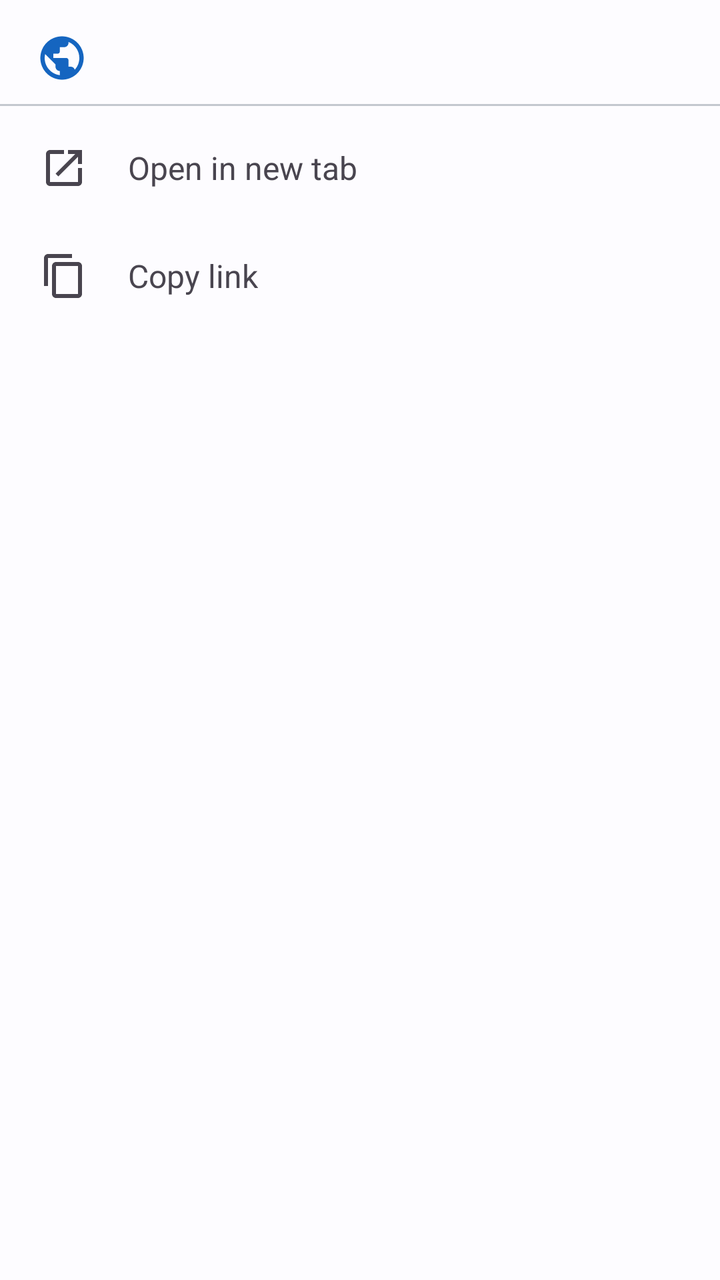
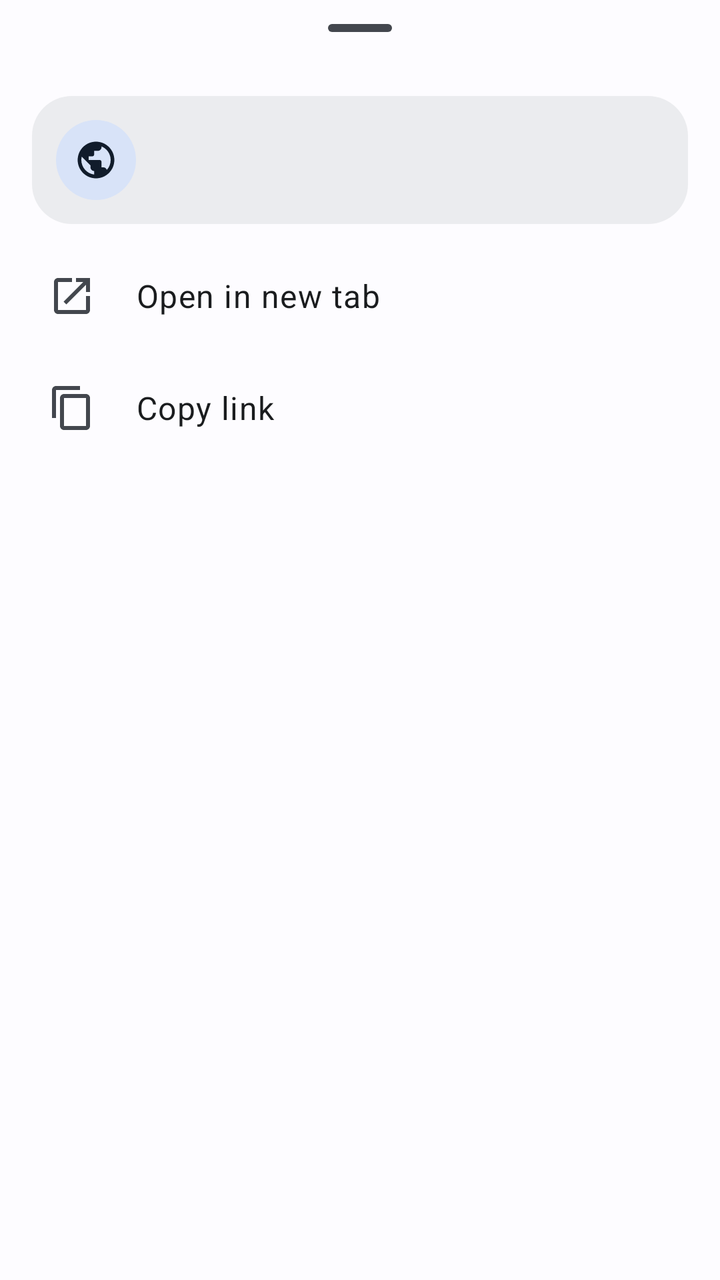

Two renders of the same Android screen: before a commit and after it. Below are the layout's source before the change and the commit's diff.
<!-- AndroidManifest.xml: application theme Theme.VideoDownloader -->
<!-- res/layout/sheet_link.xml -->
<?xml version="1.0" encoding="utf-8"?>
<LinearLayout xmlns:android="http://schemas.android.com/apk/res/android"
    xmlns:app="http://schemas.android.com/apk/res-auto"
    android:layout_width="match_parent"
    android:layout_height="wrap_content"
    android:orientation="vertical"
    android:paddingTop="16dp"
    android:paddingBottom="8dp">

    
    <LinearLayout
        android:layout_width="match_parent"
        android:layout_height="wrap_content"
        android:orientation="horizontal"
        android:gravity="center_vertical"
        android:paddingHorizontal="18dp"
        android:paddingBottom="10dp">

        <ImageView
            android:layout_width="26dp"
            android:layout_height="26dp"
            android:layout_marginEnd="10dp"
            android:contentDescription="@string/open_in_new_tab"
            android:src="@drawable/ic_public"
            app:tint="?attr/colorPrimary" />

        <TextView
            android:id="@+id/linkUrl"
            android:layout_width="0dp"
            android:layout_height="wrap_content"
            android:layout_weight="1"
            android:ellipsize="middle"
            android:maxLines="2"
            android:textColor="?attr/colorPrimary"
            android:textSize="14sp"
            android:textStyle="bold" />
    </LinearLayout>

    <View
        android:layout_width="match_parent"
        android:layout_height="1dp"
        android:layout_marginBottom="4dp"
        android:background="?attr/colorOutlineVariant" />

    <LinearLayout
        android:id="@+id/linkOpenNewTab"
        android:layout_width="match_parent"
        android:layout_height="wrap_content"
        android:orientation="horizontal"
        android:gravity="center_vertical"
        android:background="?attr/selectableItemBackground"
        android:paddingHorizontal="20dp"
        android:paddingVertical="15dp">

        <ImageView
            android:layout_width="24dp"
            android:layout_height="24dp"
            android:layout_marginEnd="20dp"
            android:contentDescription="@string/open_in_new_tab"
            android:src="@drawable/ic_open_in_new" />

        <TextView
            android:layout_width="wrap_content"
            android:layout_height="wrap_content"
            android:text="@string/open_in_new_tab"
            android:textSize="16sp" />
    </LinearLayout>

    <LinearLayout
        android:id="@+id/linkCopy"
        android:layout_width="match_parent"
        android:layout_height="wrap_content"
        android:orientation="horizontal"
        android:gravity="center_vertical"
        android:background="?attr/selectableItemBackground"
        android:paddingHorizontal="20dp"
        android:paddingVertical="15dp">

        <ImageView
            android:layout_width="24dp"
            android:layout_height="24dp"
            android:layout_marginEnd="20dp"
            android:contentDescription="@string/copy_link"
            android:src="@drawable/ic_content_copy" />

        <TextView
            android:layout_width="wrap_content"
            android:layout_height="wrap_content"
            android:text="@string/copy_link"
            android:textSize="16sp" />
    </LinearLayout>
</LinearLayout>
<!-- resources referenced by this layout -->
<resources>
  <string name="copy_link">Copy link</string>
  <string name="open_in_new_tab">Open in new tab</string>
  <color name="md_primary">#1565C0</color>
  <color name="md_on_primary">#FFFFFF</color>
  <color name="md_primary_container">#D3E3FD</color>
  <color name="md_on_primary_container">#001B3D</color>
  <color name="md_secondary">#545F71</color>
  <color name="md_on_secondary">#FFFFFF</color>
  <color name="md_secondary_container">#D8E3F8</color>
  <color name="md_on_secondary_container">#111C2B</color>
  <color name="md_tertiary">#6C5677</color>
  <color name="md_on_tertiary">#FFFFFF</color>
  <color name="md_tertiary_container">#F4D9FF</color>
  <color name="md_on_tertiary_container">#251431</color>
  <color name="md_error">#BA1A1A</color>
  <color name="md_on_error">#FFFFFF</color>
  <color name="md_error_container">#FFDAD6</color>
  <color name="md_on_error_container">#410002</color>
  <color name="md_background">#FDFCFF</color>
  <color name="md_on_background">#1A1C1E</color>
  <color name="md_surface">#FDFCFF</color>
  <color name="md_on_surface">#1A1C1E</color>
  <color name="md_surface_variant">#DFE2EB</color>
  <color name="md_on_surface_variant">#43474E</color>
  <color name="md_outline">#73777F</color>
  <color name="md_outline_variant">#C3C7CF</color>
  <color name="md_surface_container_lowest">#FFFFFF</color>
  <color name="md_surface_container_low">#F7F7FA</color>
  <color name="md_surface_container">#F1F1F4</color>
  <color name="md_surface_container_high">#EBECEF</color>
  <color name="md_inverse_surface">#2F3033</color>
  <color name="md_inverse_on_surface">#F1F0F4</color>
  <color name="md_inverse_primary">#A7C8FF</color>
  <!-- unchanged entries left out for length: 5 -->
</resources>

<!-- the commit's change to res/layout/sheet_link.xml (unified diff, before → after) -->
@@ -1,28 +1,29 @@
 <?xml version="1.0" encoding="utf-8"?>
 <LinearLayout xmlns:android="http://schemas.android.com/apk/res/android"
-    xmlns:app="http://schemas.android.com/apk/res-auto"
     android:layout_width="match_parent"
     android:layout_height="wrap_content"
     android:orientation="vertical"
-    android:paddingTop="16dp"
-    android:paddingBottom="8dp">
+    android:paddingBottom="12dp">
+
+    <com.google.android.material.bottomsheet.BottomSheetDragHandleView
+        android:layout_width="match_parent"
+        android:layout_height="wrap_content" />
 
     
     <LinearLayout
         android:layout_width="match_parent"
         android:layout_height="wrap_content"
+        android:layout_marginHorizontal="16dp"
+        android:layout_marginBottom="8dp"
+        android:background="@drawable/bg_section_card"
+        android:gravity="center_vertical"
         android:orientation="horizontal"
-        android:gravity="center_vertical"
-        android:paddingHorizontal="18dp"
-        android:paddingBottom="10dp">
+        android:padding="12dp">
 
         <ImageView
-            android:layout_width="26dp"
-            android:layout_height="26dp"
-            android:layout_marginEnd="10dp"
-            android:contentDescription="@string/open_in_new_tab"
-            android:src="@drawable/ic_public"
-            app:tint="?attr/colorPrimary" />
+            style="@style/ListLeadingIcon"
+            android:contentDescription="@null"
+            android:src="@drawable/ic_public" />
 
         <TextView
             android:id="@+id/linkUrl"
@@ -30,63 +31,36 @@
             android:layout_height="wrap_content"
             android:layout_weight="1"
             android:ellipsize="middle"
-            android:maxLines="2"
-            android:textColor="?attr/colorPrimary"
-            android:textSize="14sp"
-            android:textStyle="bold" />
+            android:maxLines="3"
+            android:textAppearance="?attr/textAppearanceBodyMedium"
+            android:textColor="?attr/colorOnSurface" />
     </LinearLayout>
-
-    <View
-        android:layout_width="match_parent"
-        android:layout_height="1dp"
-        android:layout_marginBottom="4dp"
-        android:background="?attr/colorOutlineVariant" />
 
     <LinearLayout
         android:id="@+id/linkOpenNewTab"
-        android:layout_width="match_parent"
-        android:layout_height="wrap_content"
-        android:orientation="horizontal"
-        android:gravity="center_vertical"
-        android:background="?attr/selectableItemBackground"
-        android:paddingHorizontal="20dp"
-        android:paddingVertical="15dp">
+        style="@style/ListRow.Compact"
+        android:paddingStart="24dp">
 
         <ImageView
-            android:layout_width="24dp"
-            android:layout_height="24dp"
-            android:layout_marginEnd="20dp"
-            android:contentDescription="@string/open_in_new_tab"
+            style="@style/MenuRowIcon"
             android:src="@drawable/ic_open_in_new" />
 
         <TextView
-            android:layout_width="wrap_content"
-            android:layout_height="wrap_content"
-            android:text="@string/open_in_new_tab"
-            android:textSize="16sp" />
+            style="@style/ListTitle"
+            android:text="@string/open_in_new_tab" />
     </LinearLayout>
 
     <LinearLayout
         android:id="@+id/linkCopy"
-        android:layout_width="match_parent"
-        android:layout_height="wrap_content"
-        android:orientation="horizontal"
-        android:gravity="center_vertical"
-        android:background="?attr/selectableItemBackground"
-        android:paddingHorizontal="20dp"
-        android:paddingVertical="15dp">
+        style="@style/ListRow.Compact"
+        android:paddingStart="24dp">
 
         <ImageView
-            android:layout_width="24dp"
-            android:layout_height="24dp"
-            android:layout_marginEnd="20dp"
-            android:contentDescription="@string/copy_link"
+            style="@style/MenuRowIcon"
             android:src="@drawable/ic_content_copy" />
 
         <TextView
-            android:layout_width="wrap_content"
-            android:layout_height="wrap_content"
-            android:text="@string/copy_link"
-            android:textSize="16sp" />
+            style="@style/ListTitle"
+            android:text="@string/copy_link" />
     </LinearLayout>
 </LinearLayout>
<!-- resource entries referenced after the edit -->
@@ -1,7 +1,51 @@
 <!-- resources referenced by this layout -->
 <resources>
+  <!-- drawable bg_section_card (drawable) -->
+  <?xml version="1.0" encoding="utf-8"?>
+  <shape xmlns:android="http://schemas.android.com/apk/res/android"
+      android:shape="rectangle">
+      <solid android:color="?attr/colorSurfaceContainerHigh" />
+      <corners android:radius="20dp" />
+  </shape>
   <string name="copy_link">Copy link</string>
   <string name="open_in_new_tab">Open in new tab</string>
+  <style name="ListLeadingIcon" parent="ListLeadingFavicon">
+          <item name="android:background">@drawable/bg_icon_circle</item>
+          <item name="android:padding">9dp</item>
+          <item name="tint">?attr/colorOnSecondaryContainer</item>
+      </style>
+  <style name="ListRow.Compact">
+          <item name="android:minHeight">56dp</item>
+      </style>
+  <style name="ListTitle">
+          <item name="android:layout_width">match_parent</item>
+          <item name="android:layout_height">wrap_content</item>
+          <item name="android:textAppearance">?attr/textAppearanceBodyLarge</item>
+          <item name="android:textColor">?attr/colorOnSurface</item>
+          <item name="android:maxLines">1</item>
+          <item name="android:ellipsize">end</item>
+      </style>
+  <style name="MenuRowIcon">
+          <item name="android:layout_width">24dp</item>
+          <item name="android:layout_height">24dp</item>
+          <item name="android:layout_marginEnd">20dp</item>
+          <item name="android:contentDescription">@null</item>
+          <item name="tint">?attr/colorOnSurfaceVariant</item>
+      </style>
+  <style name="ListLeadingFavicon">
+          <item name="android:layout_width">40dp</item>
+          <item name="android:layout_height">40dp</item>
+          <item name="android:layout_marginEnd">16dp</item>
+          <item name="android:background">@drawable/bg_icon_tonal</item>
+          <item name="android:padding">10dp</item>
+          <item name="android:scaleType">fitCenter</item>
+      </style>
+  <!-- drawable bg_icon_circle (drawable) -->
+  <?xml version="1.0" encoding="utf-8"?>
+  <shape xmlns:android="http://schemas.android.com/apk/res/android"
+      android:shape="oval">
+      <solid android:color="?attr/colorSecondaryContainer" />
+  </shape>
   <color name="md_primary">#1565C0</color>
   <color name="md_on_primary">#FFFFFF</color>
   <color name="md_primary_container">#D3E3FD</color>
@@ -33,6 +77,13 @@
   <color name="md_inverse_surface">#2F3033</color>
   <color name="md_inverse_on_surface">#F1F0F4</color>
   <color name="md_inverse_primary">#A7C8FF</color>
+  <!-- drawable bg_icon_tonal (drawable) -->
+  <?xml version="1.0" encoding="utf-8"?>
+  <shape xmlns:android="http://schemas.android.com/apk/res/android"
+      android:shape="rectangle">
+      <solid android:color="?attr/colorSurfaceContainerHighest" />
+      <corners android:radius="12dp" />
+  </shape>
   <!-- unchanged entries left out for length: 5 -->
 </resources>
 
